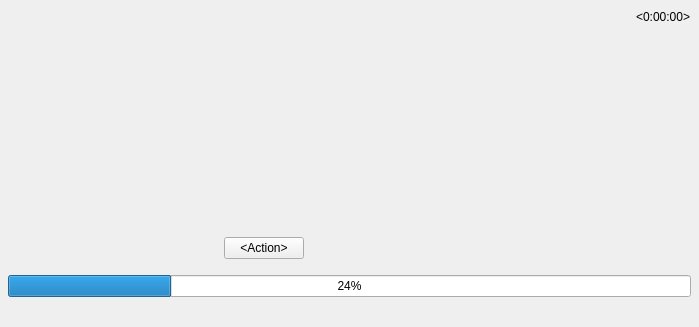
Qt form vms/client/nx_vms_client_desktop/src/nx/vms/client/desktop/event_search/widgets/event_tile.ui (networkoptix/nx_open) before a commit.
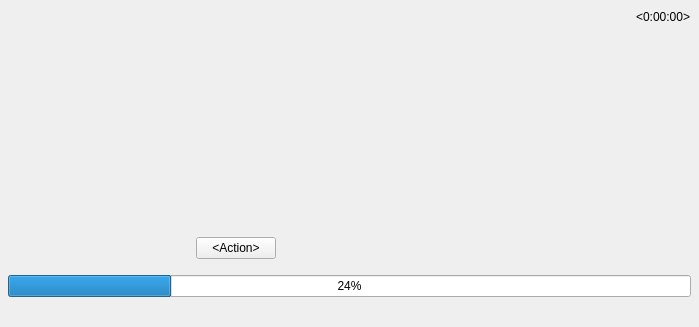
The same form after that commit. Custom widgets are drawn as their Qt base class.

The edit to the form file:
```diff
--- a/vms/client/nx_vms_client_desktop/src/nx/vms/client/desktop/event_search/widgets/event_tile.ui
+++ b/vms/client/nx_vms_client_desktop/src/nx/vms/client/desktop/event_search/widgets/event_tile.ui
@@ -44,28 +44,6 @@
       <property name="bottomMargin">
        <number>8</number>
       </property>
-      <item alignment="Qt::AlignTop">
-       <widget class="QLabel" name="iconLabel">
-        <property name="minimumSize">
-         <size>
-          <width>20</width>
-          <height>20</height>
-         </size>
-        </property>
-        <property name="maximumSize">
-         <size>
-          <width>20</width>
-          <height>20</height>
-         </size>
-        </property>
-        <property name="text">
-         <string/>
-        </property>
-        <property name="alignment">
-         <set>Qt::AlignLeading|Qt::AlignLeft|Qt::AlignTop</set>
-        </property>
-       </widget>
-      </item>
       <item>
        <widget class="QWidget" name="wideHolder" native="true">
         <property name="minimumSize">
@@ -110,144 +88,7 @@
         <property name="verticalSpacing">
          <number>4</number>
         </property>
-        <item row="4" column="0" colspan="2">
-         <widget class="QLabel" name="descriptionLabel">
-          <property name="text">
-           <string notr="true">&lt;Textual description of the event&gt;</string>
-          </property>
-          <property name="wordWrap">
-           <bool>true</bool>
-          </property>
-          <property name="openExternalLinks">
-           <bool>true</bool>
-          </property>
-         </widget>
-        </item>
-        <item row="6" column="0" colspan="2">
-         <widget class="QLabel" name="footerLabel">
-          <property name="text">
-           <string notr="true">&lt;Extra description&gt;</string>
-          </property>
-          <property name="wordWrap">
-           <bool>true</bool>
-          </property>
-          <property name="openExternalLinks">
-           <bool>true</bool>
-          </property>
-         </widget>
-        </item>
-        <item row="1" column="0" colspan="2">
-         <widget class="QWidget" name="resourceListHolder" native="true">
-          <property name="minimumSize">
-           <size>
-            <width>40</width>
-            <height>20</height>
-           </size>
-          </property>
-          <layout class="QHBoxLayout" name="horizontalLayout_2">
-           <property name="spacing">
-            <number>8</number>
-           </property>
-           <property name="leftMargin">
-            <number>0</number>
-           </property>
-           <property name="topMargin">
-            <number>0</number>
-           </property>
-           <property name="rightMargin">
-            <number>0</number>
-           </property>
-           <property name="bottomMargin">
-            <number>0</number>
-           </property>
-           <item>
-            <widget class="QLabel" name="resourceListLabel">
-             <property name="sizePolicy">
-              <sizepolicy hsizetype="Expanding" vsizetype="Preferred">
-               <horstretch>0</horstretch>
-               <verstretch>0</verstretch>
-              </sizepolicy>
-             </property>
-             <property name="text">
-              <string notr="true">&lt;Resource list&gt;</string>
-             </property>
-             <property name="wordWrap">
-              <bool>true</bool>
-             </property>
-             <property name="openExternalLinks">
-              <bool>true</bool>
-             </property>
-            </widget>
-           </item>
-           <item alignment="Qt::AlignRight|Qt::AlignTop">
-            <widget class="QWidget" name="secondaryTimestampHolder" native="true">
-             <property name="sizePolicy">
-              <sizepolicy hsizetype="Fixed" vsizetype="Fixed">
-               <horstretch>0</horstretch>
-               <verstretch>0</verstretch>
-              </sizepolicy>
-             </property>
-             <layout class="QHBoxLayout" name="horizontalLayout_3">
-              <property name="leftMargin">
-               <number>0</number>
-              </property>
-              <property name="topMargin">
-               <number>2</number>
-              </property>
-              <property name="rightMargin">
-               <number>0</number>
-              </property>
-              <property name="bottomMargin">
-               <number>0</number>
-              </property>
-             </layout>
-            </widget>
-           </item>
-          </layout>
-         </widget>
-        </item>
-        <item row="7" column="0" colspan="2">
-         <widget class="QWidget" name="actionHolder" native="true">
-          <layout class="QVBoxLayout" name="verticalLayout_3">
-           <property name="spacing">
-            <number>0</number>
-           </property>
-           <property name="leftMargin">
-            <number>0</number>
-           </property>
-           <property name="topMargin">
-            <number>2</number>
-           </property>
-           <property name="rightMargin">
-            <number>0</number>
-           </property>
-           <property name="bottomMargin">
-            <number>0</number>
-           </property>
-           <item>
-            <widget class="nx::vms::client::desktop::ActionPushButton" name="actionButton">
-             <property name="sizePolicy">
-              <sizepolicy hsizetype="Fixed" vsizetype="Fixed">
-               <horstretch>0</horstretch>
-               <verstretch>0</verstretch>
-              </sizepolicy>
-             </property>
-             <property name="text">
-              <string notr="true">&lt;Action&gt;</string>
-             </property>
-            </widget>
-           </item>
-          </layout>
-         </widget>
-        </item>
-        <item row="2" column="0" colspan="2">
-         <widget class="QLabel" name="debugPreviewTimeLabel">
-          <property name="text">
-           <string notr="true">&lt;Debug preview time&gt;</string>
-          </property>
-         </widget>
-        </item>
-        <item row="0" column="0">
+        <item row="0" column="1">
          <widget class="QLabel" name="nameLabel">
           <property name="sizePolicy">
            <sizepolicy hsizetype="MinimumExpanding" vsizetype="Preferred">
@@ -269,7 +110,103 @@
           </property>
          </widget>
         </item>
-        <item row="3" column="0" colspan="2">
+        <item row="0" column="2" alignment="Qt::AlignRight|Qt::AlignTop">
+         <widget class="QWidget" name="primaryTimestampHolder" native="true">
+          <property name="sizePolicy">
+           <sizepolicy hsizetype="Fixed" vsizetype="Fixed">
+            <horstretch>0</horstretch>
+            <verstretch>0</verstretch>
+           </sizepolicy>
+          </property>
+          <layout class="QHBoxLayout" name="horizontalLayout_4">
+           <property name="leftMargin">
+            <number>0</number>
+           </property>
+           <property name="topMargin">
+            <number>0</number>
+           </property>
+           <property name="rightMargin">
+            <number>0</number>
+           </property>
+           <property name="bottomMargin">
+            <number>0</number>
+           </property>
+           <item>
+            <widget class="QLabel" name="timestampLabel">
+             <property name="text">
+              <string notr="true">&lt;0:00:00&gt;</string>
+             </property>
+             <property name="alignment">
+              <set>Qt::AlignLeading|Qt::AlignLeft|Qt::AlignTop</set>
+             </property>
+             <property name="margin">
+              <number>1</number>
+             </property>
+            </widget>
+           </item>
+          </layout>
+         </widget>
+        </item>
+        <item row="1" column="2">
+         <widget class="QWidget" name="secondaryTimestampHolder" native="true">
+          <property name="sizePolicy">
+           <sizepolicy hsizetype="Fixed" vsizetype="Fixed">
+            <horstretch>0</horstretch>
+            <verstretch>0</verstretch>
+           </sizepolicy>
+          </property>
+          <property name="minimumSize">
+           <size>
+            <width>0</width>
+            <height>0</height>
+           </size>
+          </property>
+          <layout class="QHBoxLayout" name="horizontalLayout_7">
+           <property name="leftMargin">
+            <number>0</number>
+           </property>
+           <property name="topMargin">
+            <number>2</number>
+           </property>
+           <property name="rightMargin">
+            <number>0</number>
+           </property>
+           <property name="bottomMargin">
+            <number>0</number>
+           </property>
+          </layout>
+         </widget>
+        </item>
+        <item row="0" column="0">
+         <widget class="QLabel" name="iconLabel">
+          <property name="minimumSize">
+           <size>
+            <width>20</width>
+            <height>20</height>
+           </size>
+          </property>
+          <property name="maximumSize">
+           <size>
+            <width>20</width>
+            <height>20</height>
+           </size>
+          </property>
+          <property name="text">
+           <string/>
+          </property>
+          <property name="alignment">
+           <set>Qt::AlignLeading|Qt::AlignLeft|Qt::AlignTop</set>
+          </property>
+         </widget>
+        </item>
+        <item row="2" column="0" colspan="3">
+         <widget class="QLabel" name="debugPreviewTimeLabel">
+          <property name="text">
+           <string notr="true">&lt;Debug preview time&gt;</string>
+          </property>
+         </widget>
+        </item>
+        <item row="3" column="0" colspan="3">
          <widget class="QWidget" name="narrowHolder" native="true">
           <layout class="QVBoxLayout" name="verticalLayout_4">
            <property name="spacing">
@@ -325,15 +262,18 @@
           </layout>
          </widget>
         </item>
-        <item row="0" column="1" alignment="Qt::AlignRight|Qt::AlignTop">
-         <widget class="QWidget" name="primaryTimestampHolder" native="true">
-          <property name="sizePolicy">
-           <sizepolicy hsizetype="Fixed" vsizetype="Fixed">
-            <horstretch>0</horstretch>
-            <verstretch>0</verstretch>
-           </sizepolicy>
+        <item row="4" column="0" colspan="3">
+         <widget class="QWidget" name="resourceListHolder" native="true">
+          <property name="minimumSize">
+           <size>
+            <width>40</width>
+            <height>20</height>
+           </size>
           </property>
-          <layout class="QHBoxLayout" name="horizontalLayout_4">
+          <layout class="QHBoxLayout" name="horizontalLayout_2">
+           <property name="spacing">
+            <number>8</number>
+           </property>
            <property name="leftMargin">
             <number>0</number>
            </property>
@@ -347,12 +287,18 @@
             <number>0</number>
            </property>
            <item>
-            <widget class="QLabel" name="timestampLabel">
+            <widget class="QLabel" name="resourceListLabel">
+             <property name="sizePolicy">
+              <sizepolicy hsizetype="Expanding" vsizetype="Preferred">
+               <horstretch>0</horstretch>
+               <verstretch>0</verstretch>
+              </sizepolicy>
+             </property>
              <property name="text">
-              <string notr="true">&lt;0:00:00&gt;</string>
+              <string notr="true">&lt;Resource list&gt;</string>
              </property>
-             <property name="alignment">
-              <set>Qt::AlignLeading|Qt::AlignLeft|Qt::AlignTop</set>
+             <property name="wordWrap">
+              <bool>true</bool>
              </property>
              <property name="margin">
               <number>1</number>
@@ -362,7 +308,67 @@
           </layout>
          </widget>
         </item>
-        <item row="5" column="0" colspan="2">
+        <item row="8" column="0" colspan="3">
+         <widget class="QWidget" name="actionHolder" native="true">
+          <layout class="QVBoxLayout" name="verticalLayout_3">
+           <property name="spacing">
+            <number>0</number>
+           </property>
+           <property name="leftMargin">
+            <number>0</number>
+           </property>
+           <property name="topMargin">
+            <number>2</number>
+           </property>
+           <property name="rightMargin">
+            <number>0</number>
+           </property>
+           <property name="bottomMargin">
+            <number>0</number>
+           </property>
+           <item>
+            <widget class="nx::vms::client::desktop::ActionPushButton" name="actionButton">
+             <property name="sizePolicy">
+              <sizepolicy hsizetype="Fixed" vsizetype="Fixed">
+               <horstretch>0</horstretch>
+               <verstretch>0</verstretch>
+              </sizepolicy>
+             </property>
+             <property name="text">
+              <string notr="true">&lt;Action&gt;</string>
+             </property>
+            </widget>
+           </item>
+          </layout>
+         </widget>
+        </item>
+        <item row="7" column="0" colspan="3">
+         <widget class="QLabel" name="footerLabel">
+          <property name="text">
+           <string notr="true">&lt;Extra description&gt;</string>
+          </property>
+          <property name="wordWrap">
+           <bool>true</bool>
+          </property>
+          <property name="openExternalLinks">
+           <bool>true</bool>
+          </property>
+         </widget>
+        </item>
+        <item row="5" column="0" colspan="3">
+         <widget class="QLabel" name="descriptionLabel">
+          <property name="text">
+           <string notr="true">&lt;Textual description of the event&gt;</string>
+          </property>
+          <property name="wordWrap">
+           <bool>true</bool>
+          </property>
+          <property name="openExternalLinks">
+           <bool>true</bool>
+          </property>
+         </widget>
+        </item>
+        <item row="6" column="0" colspan="3">
          <widget class="nx::vms::client::desktop::NameValueTable" name="attributeTable" native="true"/>
         </item>
        </layout>
```
Left out of the diff: 4 changed lines with no effect on the pictures.
